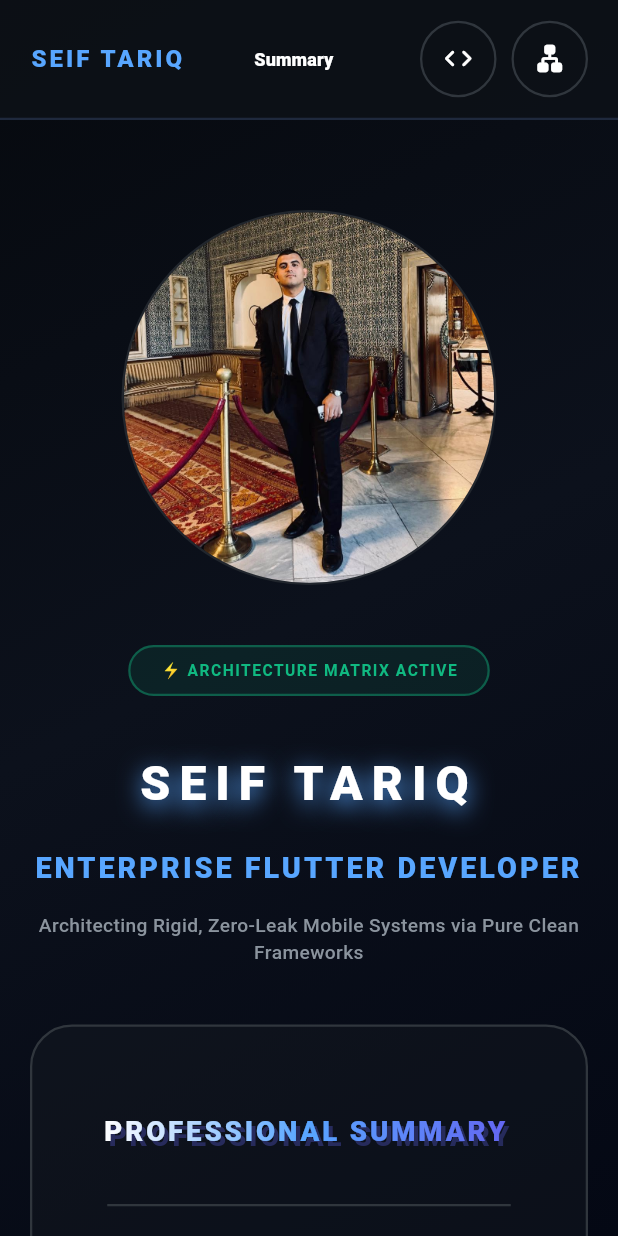
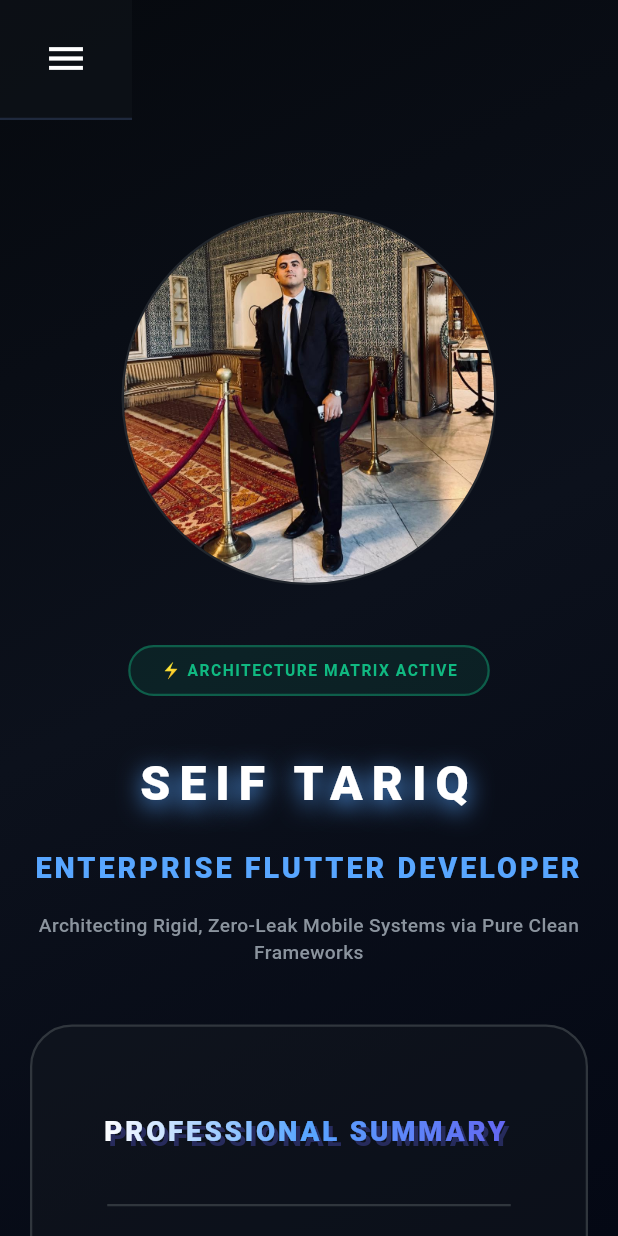
Before and after one commit to seiftarek10/my_portofilo, a Flutter app: the screen it shows after launch, on a phone screen of 412 x 824 dp. Run offline on Flutter 3.47's test engine with Material 3 defaults, Android fonts, the phone set to English and light mode, and no system bars; Roboto replaces fonts that are missing (Fira Code).

Commit message:
add drop menu in nav bar in mobile mode

```diff
--- a/lib/presentation/sections/nav_bar_section.dart
+++ b/lib/presentation/sections/nav_bar_section.dart
@@ -30,6 +30,9 @@ class NavBarSection extends StatelessWidget {
 
   @override
   Widget build(BuildContext context) {
+    return LayoutBuilder(
+      builder: ((context, constraints) {
+        bool isMobile = constraints.maxWidth < 500;
         return Positioned(
           top: 0,
           left: 0,
@@ -43,7 +46,12 @@ class NavBarSection extends StatelessWidget {
                 bottom: BorderSide(color: Color(0xFF1F293D), width: 1.5),
               ),
             ),
-        child: Row(
+            child: isMobile
+                ? IconButton(
+                    icon: const Icon(Icons.menu, color: Colors.white, size: 30),
+                    onPressed: () => Scaffold.of(context).openEndDrawer(),
+                  )
+                : Row(
                     children: [
                       const Text(
                         PortfolioData.name,
@@ -63,7 +71,7 @@ class NavBarSection extends StatelessWidget {
                           child: Row(
                             children: [
                               _buildNavButton("Summary", summaryKey),
-                    _buildNavButton("Projects",projectsKey),
+                              _buildNavButton("Projects", projectsKey),
                               _buildNavButton("Skills", skillsKey),
                               _buildNavButton("Systems", architectureKey),
                               _buildNavButton("Contact", contactKey),
@@ -95,6 +103,8 @@ class NavBarSection extends StatelessWidget {
                   ),
           ),
         );
+      }),
+    );
   }
 
   Widget _buildNavButton(String title, GlobalKey targetKey) {
--- a/lib/presentation/view/portfolio_view.dart
+++ b/lib/presentation/view/portfolio_view.dart
@@ -23,8 +23,6 @@ class _PortfolioPageState extends State<PortfolioPage> {
   final GlobalKey _architectureKey = GlobalKey();
   final GlobalKey _contactKey = GlobalKey();
 
-
-
   @override
   Widget build(BuildContext context) {
     double screenWidth = MediaQuery.of(context).size.width;
@@ -38,6 +36,72 @@ class _PortfolioPageState extends State<PortfolioPage> {
       ).copyWith(textScaler: TextScaler.linear(textScaleFactor)),
       child: Scaffold(
         backgroundColor: const Color(0xFF06090E),
+        // إضافة الـ endDrawer عشان يفتح من اليمين
+        endDrawer: Drawer(
+          backgroundColor: const Color(0xFF0D1117),
+          child: ListView(
+            children: [
+              const DrawerHeader(
+                child: Center(
+                  child: Text(
+                    "SEIF TARIQ",
+                    style: TextStyle(color: Colors.white, fontSize: 20),
+                  ),
+                ),
+              ),
+              ListTile(
+                title: const Text(
+                  "Summary",
+                  style: TextStyle(color: Colors.white),
+                ),
+                onTap: () => {
+                  Navigator.pop(context),
+                  _scrollToSection(_summaryKey),
+                },
+              ),
+              ListTile(
+                title: const Text(
+                  "Projects",
+                  style: TextStyle(color: Colors.white),
+                ),
+                onTap: () => {
+                  Navigator.pop(context),
+                  _scrollToSection(_projectsKey),
+                },
+              ),
+              ListTile(
+                title: const Text(
+                  "Skills",
+                  style: TextStyle(color: Colors.white),
+                ),
+                onTap: () => {
+                  Navigator.pop(context),
+                  _scrollToSection(_skillsKey),
+                },
+              ),
+              ListTile(
+                title: const Text(
+                  "Systems",
+                  style: TextStyle(color: Colors.white),
+                ),
+                onTap: () => {
+                  Navigator.pop(context),
+                  _scrollToSection(_architectureKey),
+                },
+              ),
+              ListTile(
+                title: const Text(
+                  "Contact",
+                  style: TextStyle(color: Colors.white),
+                ),
+                onTap: () => {
+                  Navigator.pop(context),
+                  _scrollToSection(_contactKey),
+                },
+              ),
+            ],
+          ),
+        ),
         body: Container(
           decoration: const BoxDecoration(
             gradient: LinearGradient(
@@ -92,5 +156,13 @@ class _PortfolioPageState extends State<PortfolioPage> {
     );
   }
 
-
+  void _scrollToSection(GlobalKey key) {
+  final context = key.currentContext;
+  if (context != null) {
+    Scrollable.ensureVisible(
+      context,
+      duration: const Duration(milliseconds: 800),
+      curve: Curves.easeInOutCubic,
+    );
+  }}
 }
```
Lines whose indentation alone changed are shown as unchanged.
